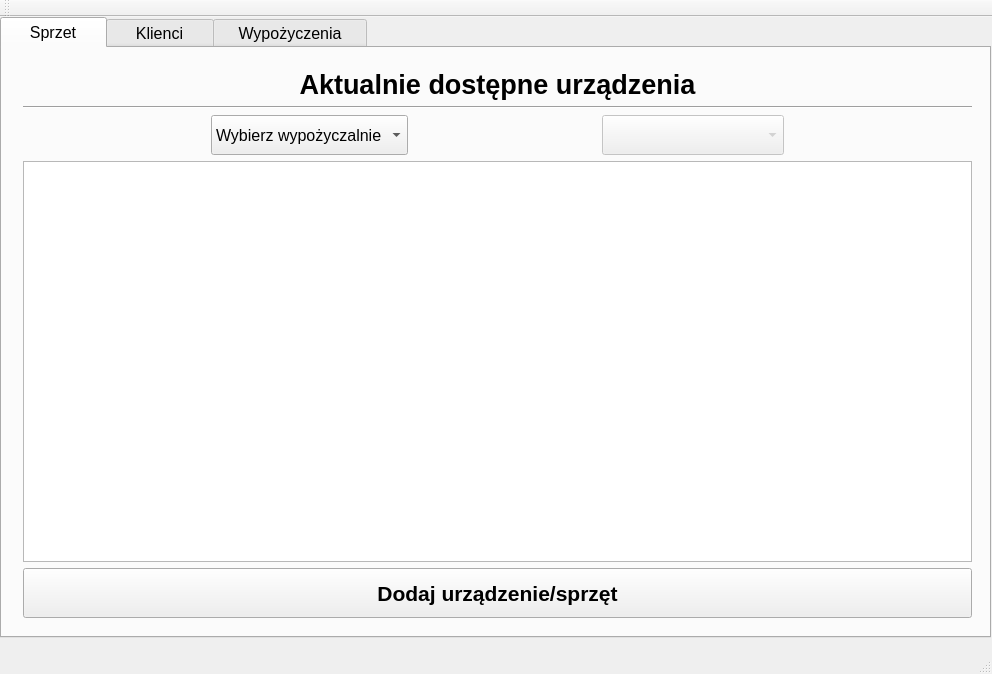
Old version of the form mainwindow.ui in the repository gumikola/rental_app.
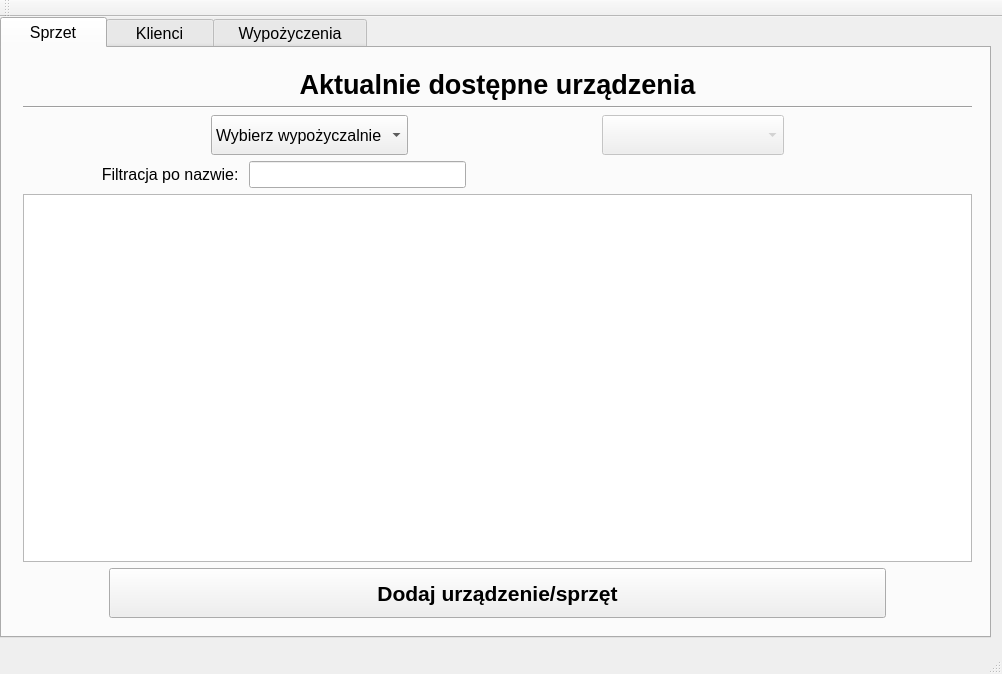
New version of the form. The open tabs and pages were chosen to show the change.

The edit to the form file:
```diff
--- a/mainwindow.ui
+++ b/mainwindow.ui
@@ -6,7 +6,7 @@
    <rect>
     <x>0</x>
     <y>0</y>
-    <width>992</width>
+    <width>1002</width>
     <height>674</height>
    </rect>
   </property>
@@ -156,10 +156,92 @@
          </item>
         </layout>
        </item>
+       <item>
+        <layout class="QHBoxLayout" name="horizontalLayout_7">
+         <item>
+          <widget class="QLabel" name="label_18">
+           <property name="minimumSize">
+            <size>
+             <width>220</width>
+             <height>0</height>
+            </size>
+           </property>
+           <property name="font">
+            <font>
+             <family>Arial</family>
+             <pointsize>12</pointsize>
+            </font>
+           </property>
+           <property name="text">
+            <string>Filtracja po nazwie: </string>
+           </property>
+           <property name="alignment">
+            <set>Qt::AlignRight|Qt::AlignTrailing|Qt::AlignVCenter</set>
+           </property>
+          </widget>
+         </item>
+         <item>
+          <widget class="QLineEdit" name="EquipmentTabNameFiltr">
+           <property name="minimumSize">
+            <size>
+             <width>200</width>
+             <height>0</height>
+            </size>
+           </property>
+           <property name="font">
+            <font>
+             <family>Arial</family>
+             <pointsize>12</pointsize>
+            </font>
+           </property>
+          </widget>
+         </item>
+         <item>
+          <widget class="QLabel" name="label_19">
+           <property name="minimumSize">
+            <size>
+             <width>500</width>
+             <height>0</height>
+            </size>
+           </property>
+           <property name="maximumSize">
+            <size>
+             <width>16777215</width>
+             <height>16777215</height>
+            </size>
+           </property>
+           <property name="font">
+            <font>
+             <family>Arial</family>
+             <pointsize>12</pointsize>
+            </font>
+           </property>
+           <property name="text">
+            <string/>
+           </property>
+          </widget>
+         </item>
+        </layout>
+       </item>
        <item>
         <widget class="QTableWidget" name="equipmentTable"/>
        </item>
        <item>
+        <layout class="QHBoxLayout" name="horizontalLayout_3">
+         <item>
+          <widget class="QLabel" name="label_10">
+           <property name="maximumSize">
+            <size>
+             <width>80</width>
+             <height>16777215</height>
+            </size>
+           </property>
+           <property name="text">
+            <string/>
+           </property>
+          </widget>
+         </item>
+         <item>
         <widget class="QPushButton" name="equipmentTabAddButton">
          <property name="minimumSize">
           <size>
@@ -180,6 +262,21 @@
          </property>
         </widget>
        </item>
+         <item>
+          <widget class="QLabel" name="label_11">
+           <property name="maximumSize">
+            <size>
+             <width>80</width>
+             <height>16777215</height>
+            </size>
+           </property>
+           <property name="text">
+            <string/>
+           </property>
+          </widget>
+         </item>
+        </layout>
+       </item>
       </layout>
      </widget>
     </widget>
```
Left out of the diff: 176 changed lines with no effect on the pictures. Lines whose indentation alone changed are shown as unchanged.
